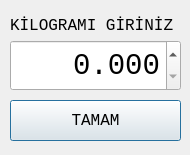
Old version of the form kgform.ui in the repository mamoo81/bhss.
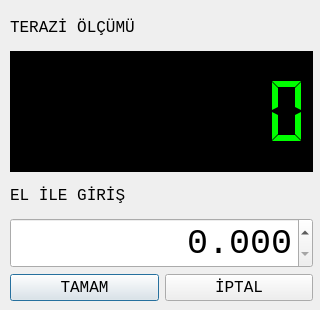
New version of the form. Icons and pictures are not drawn.

The edit to the form file:
```diff
--- a/kgform.ui
+++ b/kgform.ui
@@ -6,20 +6,20 @@
    <rect>
     <x>0</x>
     <y>0</y>
-    <width>190</width>
-    <height>155</height>
+    <width>320</width>
+    <height>310</height>
    </rect>
   </property>
   <property name="minimumSize">
    <size>
-    <width>190</width>
-    <height>155</height>
+    <width>320</width>
+    <height>310</height>
    </size>
   </property>
   <property name="maximumSize">
    <size>
-    <width>190</width>
-    <height>155</height>
+    <width>320</width>
+    <height>310</height>
    </size>
   </property>
   <property name="font">
@@ -31,48 +31,72 @@
   <property name="windowTitle">
    <string>Kilogram giriniz</string>
   </property>
-  <widget class="QPushButton" name="pushButton">
-   <property name="geometry">
-    <rect>
-     <x>10</x>
-     <y>100</y>
-     <width>171</width>
-     <height>41</height>
-    </rect>
-   </property>
-   <property name="text">
-    <string>TAMAM</string>
-   </property>
-   <property name="shortcut">
-    <string>Return</string>
-   </property>
-  </widget>
-  <widget class="QLabel" name="label">
+  <widget class="QWidget" name="">
    <property name="geometry">
     <rect>
      <x>10</x>
      <y>10</y>
-     <width>191</width>
-     <height>31</height>
+     <width>303</width>
+     <height>291</height>
     </rect>
    </property>
+   <layout class="QGridLayout" name="gridLayout">
+    <item row="0" column="0" colspan="2">
+     <widget class="QLabel" name="label_2">
    <property name="text">
-    <string>KİLOGRAMI GİRİNİZ</string>
-   </property>
-  </widget>
+       <string>TERAZİ ÖLÇÜMÜ</string>
+      </property>
+     </widget>
+    </item>
+    <item row="1" column="0" colspan="2">
+     <widget class="QLCDNumber" name="terazilcdNumber">
+      <property name="minimumSize">
+       <size>
+        <width>301</width>
+        <height>121</height>
+       </size>
+      </property>
+      <property name="font">
+       <font>
+        <family>Monospace</family>
+        <pointsize>16</pointsize>
+       </font>
+      </property>
+      <property name="autoFillBackground">
+       <bool>false</bool>
+      </property>
+      <property name="styleSheet">
+       <string notr="true">background-color: rgb(0, 0, 0);
+border-color: rgb(0, 170, 0);
+color: rgb(0, 255, 0);</string>
+      </property>
+      <property name="smallDecimalPoint">
+       <bool>false</bool>
+      </property>
+      <property name="digitCount">
+       <number>8</number>
+      </property>
+      <property name="segmentStyle">
+       <enum>QLCDNumber::Flat</enum>
+      </property>
+      <property name="value" stdset="0">
+       <double>0.000000000000000</double>
+      </property>
+     </widget>
+    </item>
+    <item row="2" column="0" colspan="2">
+     <widget class="QLabel" name="label">
+      <property name="text">
+       <string>EL İLE GİRİŞ</string>
+      </property>
+     </widget>
+    </item>
+    <item row="3" column="0" colspan="2">
   <widget class="QDoubleSpinBox" name="doubleSpinBox">
-   <property name="geometry">
-    <rect>
-     <x>10</x>
-     <y>40</y>
-     <width>171</width>
-     <height>51</height>
-    </rect>
-   </property>
    <property name="font">
     <font>
      <family>Monospace</family>
-     <pointsize>22</pointsize>
+        <pointsize>26</pointsize>
     </font>
    </property>
    <property name="alignment">
@@ -88,7 +112,49 @@
     <double>100.000000000000000</double>
    </property>
   </widget>
- </widget>
- <resources/>
+    </item>
+    <item row="4" column="0">
+     <widget class="QPushButton" name="pushButton">
+      <property name="text">
+       <string>TAMAM</string>
+      </property>
+      <property name="icon">
+       <iconset resource="images.qrc">
+        <normaloff>:/images/ui/check.png</normaloff>:/images/ui/check.png</iconset>
+      </property>
+      <property name="iconSize">
+       <size>
+        <width>32</width>
+        <height>32</height>
+       </size>
+      </property>
+      <property name="shortcut">
+       <string>Return</string>
+      </property>
+     </widget>
+    </item>
+    <item row="4" column="1">
+     <widget class="QPushButton" name="pushButton_2">
+      <property name="text">
+       <string>İPTAL</string>
+      </property>
+      <property name="icon">
+       <iconset resource="images.qrc">
+        <normaloff>:/images/ui/remove.png</normaloff>:/images/ui/remove.png</iconset>
+      </property>
+      <property name="iconSize">
+       <size>
+        <width>32</width>
+        <height>32</height>
+       </size>
+      </property>
+     </widget>
+    </item>
+   </layout>
+  </widget>
+ </widget>
+ <resources>
+  <include location="images.qrc"/>
+ </resources>
  <connections/>
 </ui>
```
Lines whose indentation alone changed are shown as unchanged.
